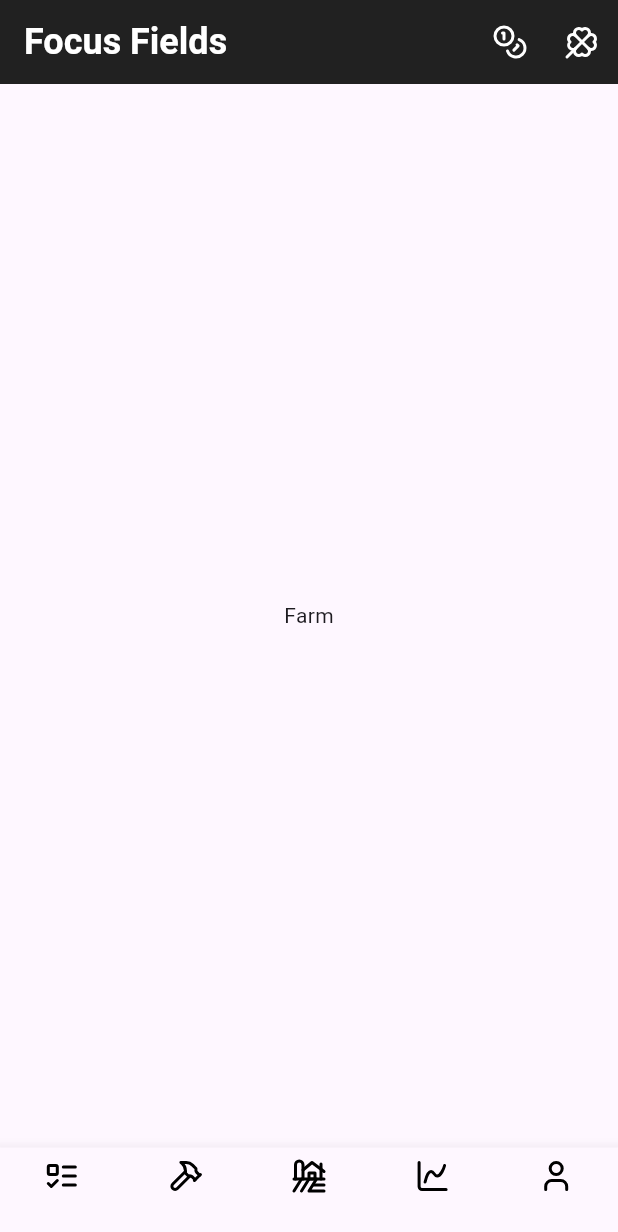
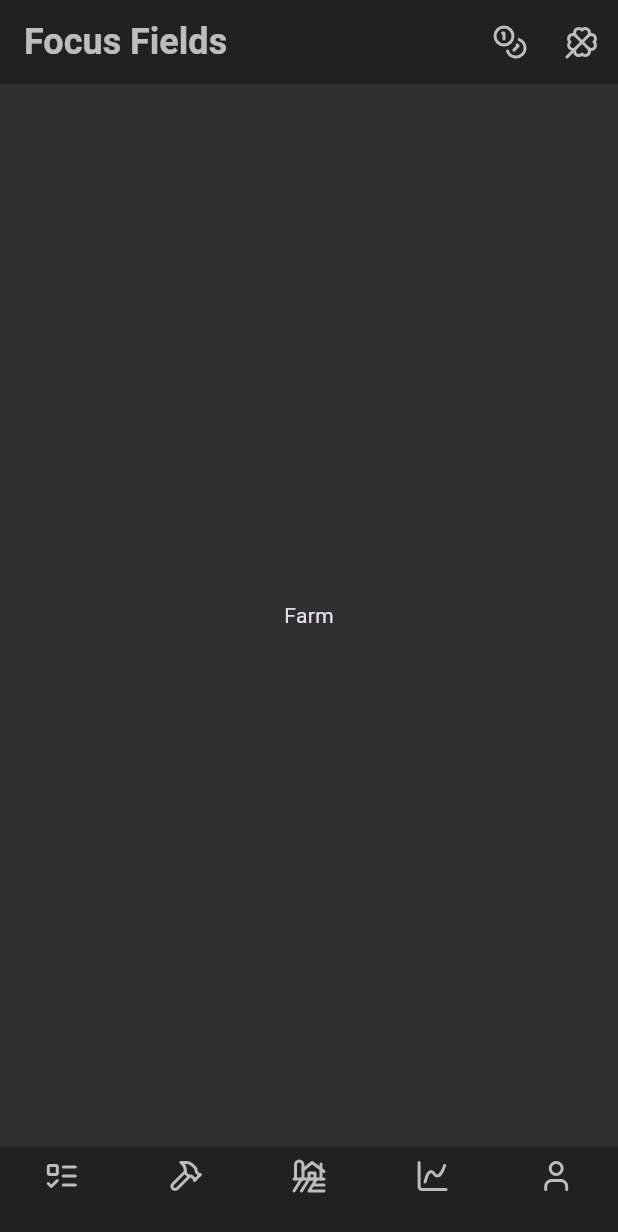
Before and after one commit to Gabriel-L-Martins/Focus-Fields, a Flutter app: the screen it shows after launch, on a phone screen of 412 x 824 dp. Shown: the top 1232 px of the screen. Run offline on Flutter 3.47's test engine with Material 3 defaults, Android fonts, the phone set to English and light mode, and no system bars; our stand-ins replace flutter_svg.

Commit message:
style(dark): make changes for dark UI

```diff
--- a/lib/main.dart
+++ b/lib/main.dart
@@ -18,6 +18,18 @@ class MyApp extends StatelessWidget {
   @override
   Widget build(BuildContext context) {
     return MaterialApp(
+      theme: ThemeData.dark().copyWith(
+        primaryColor: Colors.grey[900],
+        scaffoldBackgroundColor: Colors.grey[850],
+        appBarTheme: AppBarTheme(
+          backgroundColor: Colors.grey[900],
+          titleTextStyle: const TextStyle(
+            color: Colors.white70,
+            fontSize: 24,
+            fontWeight: FontWeight.bold,
+          ),
+        ),
+      ),
       debugShowCheckedModeBanner: false,
       title: 'Focus Fields',
       home: const HomeScreen(),
--- a/lib/pages/home_screen.dart
+++ b/lib/pages/home_screen.dart
@@ -28,19 +28,13 @@ class _HomeScreenState extends State<HomeScreen> {
     return Scaffold(
       appBar: AppBar(
         title: const Text('Focus Fields'),
-        titleTextStyle: TextStyle(
-          color: Colors.white,
-          fontSize: 24,
-          fontWeight: FontWeight.bold,
-        ),
-        backgroundColor: Colors.grey[900],
         actions: [
           IconButton(
             icon: SvgPicture.asset(
               'assets/icons/coins.svg',
               height: 24,
               width: 24,
-              colorFilter: ColorFilter.mode(Colors.white, BlendMode.srcIn),
+              colorFilter: ColorFilter.mode(Colors.white70, BlendMode.srcIn),
             ),
             onPressed: () {},
           ),
@@ -49,7 +43,7 @@ class _HomeScreenState extends State<HomeScreen> {
               'assets/icons/clover.svg',
               height: 24,
               width: 24,
-              colorFilter: ColorFilter.mode(Colors.white, BlendMode.srcIn),
+              colorFilter: ColorFilter.mode(Colors.white70, BlendMode.srcIn),
             ),
             onPressed: () {},
           ),
@@ -57,6 +51,7 @@ class _HomeScreenState extends State<HomeScreen> {
       ),
       body: _screens[_currentIndex],
       bottomNavigationBar: BottomNavigationBar(
+        backgroundColor: Colors.grey[900],
         currentIndex: _currentIndex,
         onTap: (index) {
           setState(() {
@@ -66,23 +61,38 @@ class _HomeScreenState extends State<HomeScreen> {
         type: BottomNavigationBarType.fixed,
         items: [
           BottomNavigationBarItem(
-            icon: SvgPicture.asset('assets/icons/list-todo.svg'),
+            icon: SvgPicture.asset(
+              'assets/icons/list-todo.svg',
+              colorFilter: ColorFilter.mode(Colors.white70, BlendMode.srcIn),
+            ),
             label: '',
           ),
           BottomNavigationBarItem(
-            icon: SvgPicture.asset('assets/icons/hammer.svg'),
+            icon: SvgPicture.asset(
+              'assets/icons/hammer.svg',
+              colorFilter: ColorFilter.mode(Colors.white70, BlendMode.srcIn),
+            ),
             label: '',
           ),
           BottomNavigationBarItem(
-            icon: SvgPicture.asset('assets/icons/farm.svg'),
+            icon: SvgPicture.asset(
+              'assets/icons/farm.svg',
+              colorFilter: ColorFilter.mode(Colors.white70, BlendMode.srcIn),
+            ),
             label: '',
           ),
           BottomNavigationBarItem(
-            icon: SvgPicture.asset('assets/icons/chart-spline.svg'),
+            icon: SvgPicture.asset(
+              'assets/icons/chart-spline.svg',
+              colorFilter: ColorFilter.mode(Colors.white70, BlendMode.srcIn),
+            ),
             label: '',
           ),
           BottomNavigationBarItem(
-            icon: SvgPicture.asset('assets/icons/user.svg'),
+            icon: SvgPicture.asset(
+              'assets/icons/user.svg',
+              colorFilter: ColorFilter.mode(Colors.white70, BlendMode.srcIn),
+            ),
             label: '',
           ),
         ],
```
